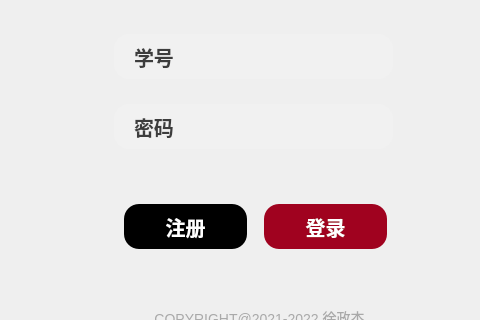
crazysteeaam/ObjectOrientedwithPython, file pythonGUI/python-bigwork/login_package/login.ui: the form before one commit; both pictures show x 506 to 986 and y 276 to 596 of the 986 by 695 pixel window.
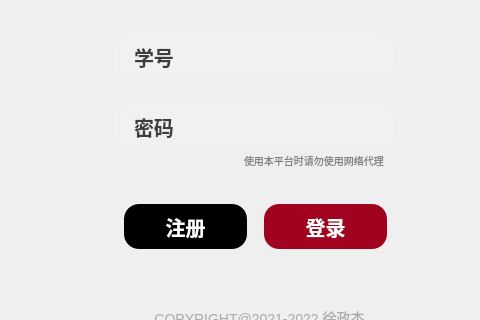
The form after the commit. Icons and pictures are not drawn.

```diff
--- a/pythonGUI/python-bigwork/login_package/login.ui
+++ b/pythonGUI/python-bigwork/login_package/login.ui
@@ -314,6 +314,24 @@
      <string/>
     </property>
    </widget>
+   <widget class="QLabel" name="label">
+    <property name="geometry">
+     <rect>
+      <x>750</x>
+      <y>426</y>
+      <width>141</width>
+      <height>20</height>
+     </rect>
+    </property>
+    <property name="styleSheet">
+     <string notr="true">color:grey;
+font-size:10px;
+font-family:'Microsoft Yahei Light';</string>
+    </property>
+    <property name="text">
+     <string>使用本平台时请勿使用网络代理</string>
+    </property>
+   </widget>
    <zorder>label_backwhite</zorder>
    <zorder>label_bigtitle</zorder>
    <zorder>label_donghualogo</zorder>
```
Left out of the diff: 1 changed line with no effect on the pictures.
